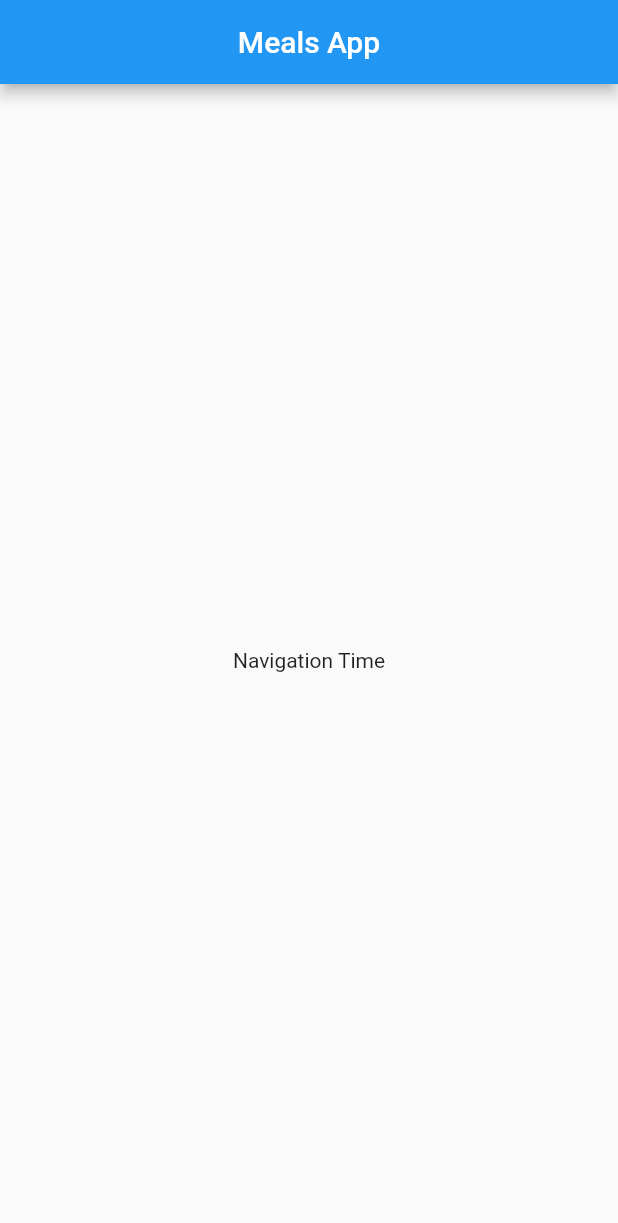
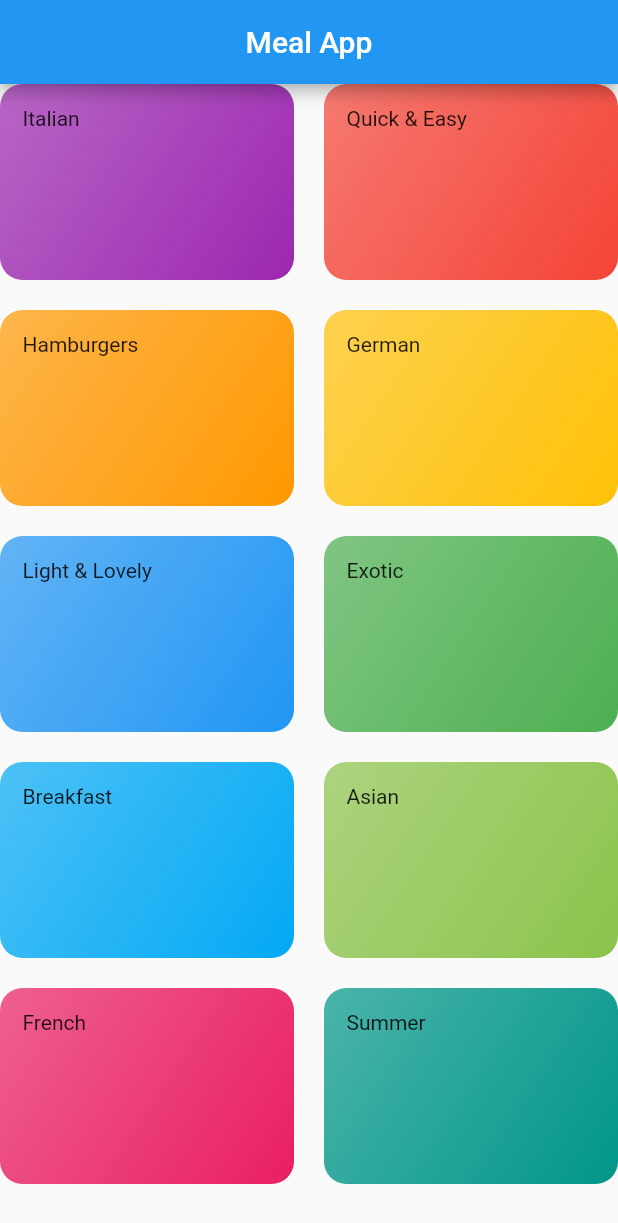
Before and after one commit to UMChannar/Flutter-Meals-App, a Flutter app: the screen it shows after launch, on a phone screen of 412 x 824 dp. Shown: the top 1223 px of the screen. Run offline on Flutter 3.47's test engine with Material 2 defaults, Android fonts, the phone set to English and light mode, and no system bars.

```diff
--- /dev/null
+++ b/lib/categories_screen.dart
@@ -0,0 +1,36 @@
+import 'package:flutter/material.dart';
+
+import './dummy_data.dart';
+import './category_items.dart';
+
+class CategoriesScreen extends StatelessWidget {
+  const CategoriesScreen({super.key});
+
+  @override
+  Widget build(BuildContext context) {
+    return Scaffold(
+      appBar: AppBar(
+        centerTitle: true,
+        title: Text(
+          'Meal App',
+        ),
+      ),
+      body: GridView(
+        gridDelegate: SliverGridDelegateWithMaxCrossAxisExtent(
+          maxCrossAxisExtent: 200,
+          childAspectRatio: 3 / 2,
+          crossAxisSpacing: 20,
+          mainAxisSpacing: 20,
+        ),
+        children: DUMMY_CATEGORIES
+            .map(
+              (e) => CategoryItems(
+                e.title,
+                e.color,
+              ),
+            )
+            .toList(),
+      ),
+    );
+  }
+}
--- /dev/null
+++ b/lib/category_items.dart
@@ -0,0 +1,27 @@
+import 'package:flutter/material.dart';
+
+class CategoryItems extends StatelessWidget {
+  final String title;
+  final Color color;
+
+  CategoryItems(this.title, this.color);
+
+  @override
+  Widget build(BuildContext context) {
+    return Container(
+      padding: EdgeInsets.all(15),
+      child: Text(title),
+      decoration: BoxDecoration(
+        gradient: LinearGradient(
+          colors: [
+            color.withOpacity(0.7),
+            color,
+          ],
+          begin: Alignment.topLeft,
+          end: Alignment.bottomRight,
+        ),
+        borderRadius: BorderRadius.circular(15),
+      ),
+    );
+  }
+}
--- a/lib/dummy_data.dart
+++ b/lib/dummy_data.dart
@@ -1,6 +1,6 @@
 import 'package:flutter/material.dart';
 
-import './models/category.dart';
+import './model/category.dart';
 
 const DUMMY_CATEGORIES = const [
   Category(
--- a/lib/main.dart
+++ b/lib/main.dart
@@ -1,6 +1,6 @@
 import 'package:flutter/material.dart';
 
-import './widgets/home_page.dart';
+import './categories_screen.dart';
 
 void main() {
   runApp(const MyApp());
@@ -18,7 +18,7 @@ class MyApp extends StatelessWidget {
       theme: ThemeData(
         colorScheme: ColorScheme.fromSwatch(primarySwatch: Colors.blue),
       ),
-      home: HomePage(),
+      home: CategoriesScreen(),
     );
   }
 }
--- a/lib/screens/categories.dart
+++ /dev/null
@@ -1,18 +0,0 @@
-import 'package:flutter/material.dart';
-
-class Categories extends StatelessWidget {
-  const Categories({super.key});
-
-  @override
-  Widget build(BuildContext context) {
-    return GridView(
-      gridDelegate: SliverGridDelegateWithMaxCrossAxisExtent(
-        maxCrossAxisExtent: 200,
-        childAspectRatio: 3 / 2,
-        crossAxisSpacing: 20,
-        mainAxisSpacing: 20,
-      ),
-      children: [],
-    );
-  }
-}
--- a/lib/widgets/home_page.dart
+++ /dev/null
@@ -1,27 +0,0 @@
-import 'package:flutter/material.dart';
-
-class HomePage extends StatefulWidget {
-  const HomePage({super.key});
-
-  @override
-  State<HomePage> createState() => _HomePageState();
-}
-
-class _HomePageState extends State<HomePage> {
-  @override
-  Widget build(BuildContext context) {
-    return Scaffold(
-      appBar: AppBar(
-        centerTitle: true,
-        title: Text(
-          'Meals App',
-        ),
-      ),
-      body: Center(
-        child: Text(
-          'Navigation Time',
-        ),
-      ),
-    );
-  }
-}
```
Also changed, not shown: lib/model/category.dart (renamed from lib/models/category.dart).
